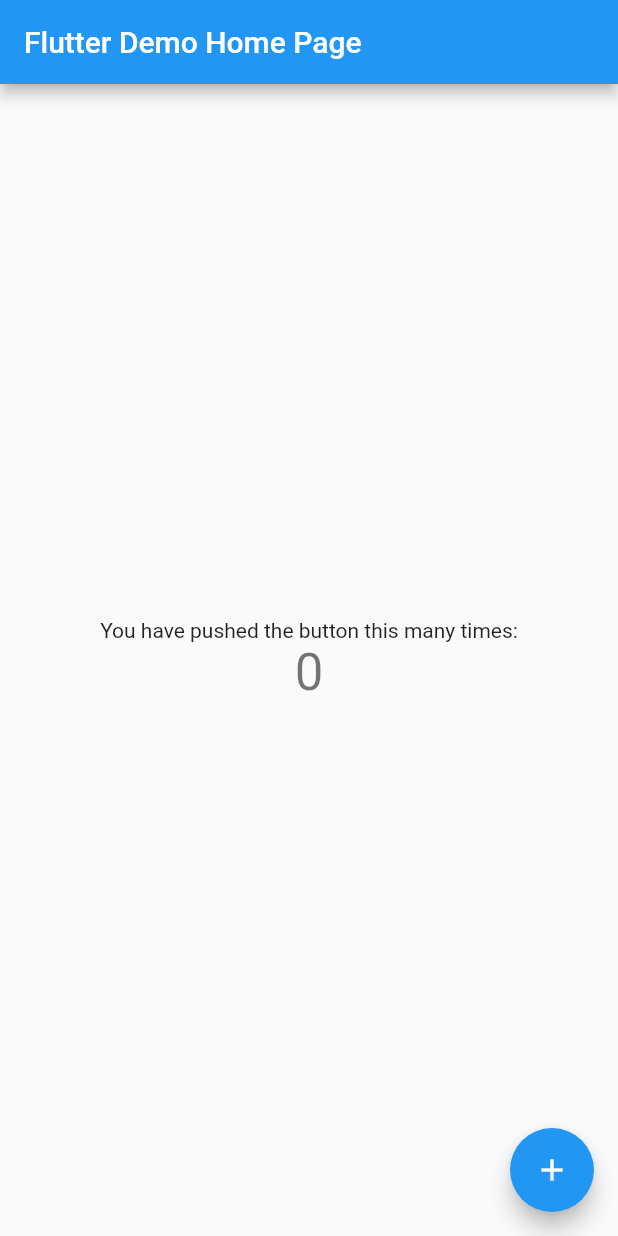
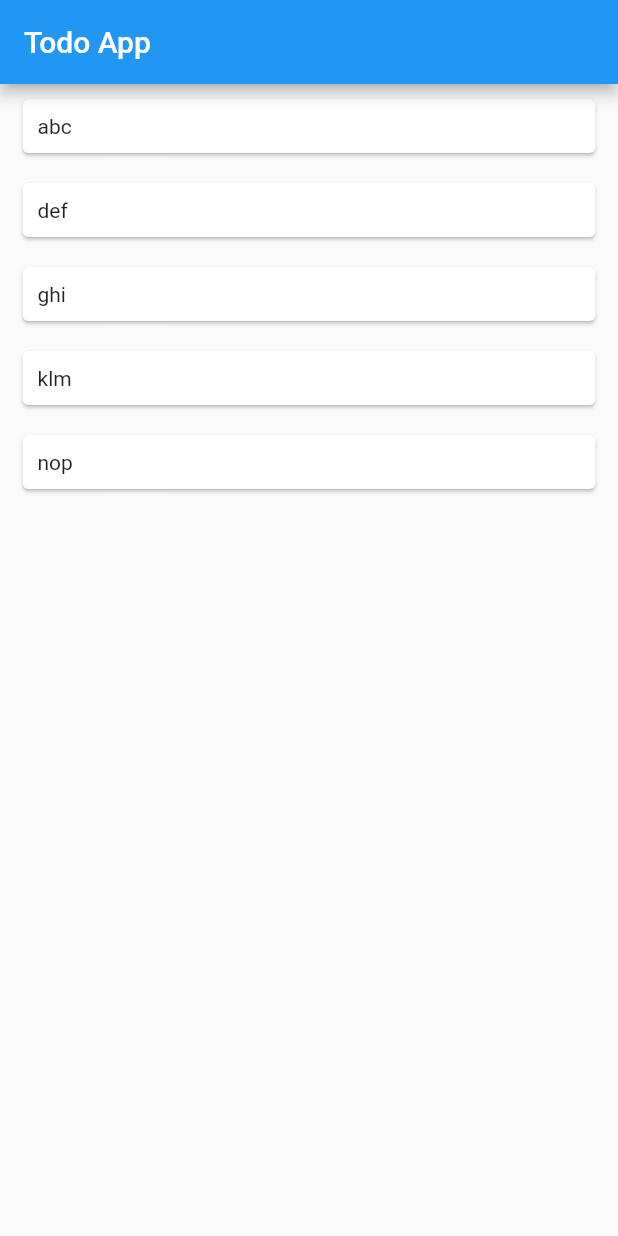
Before and after one commit to BezawitTesfaye/Todo, a Flutter app: the screen it shows after launch, on a phone screen of 412 x 824 dp. Run offline on Flutter 3.47's test engine with Material 2 defaults, Android fonts, the phone set to English and light mode, and no system bars.

Commit message:
changes commited

```diff
--- a/lib/main.dart
+++ b/lib/main.dart
@@ -11,105 +11,37 @@ class MyApp extends StatelessWidget {
   @override
   Widget build(BuildContext context) {
     return MaterialApp(
-      title: 'Flutter Demo',
+      title: 'Todo App',
       theme: ThemeData(
-        // This is the theme of your application.
-        //
-        // Try running your application with "flutter run". You'll see the
-        // application has a blue toolbar. Then, without quitting the app, try
-        // changing the primarySwatch below to Colors.green and then invoke
-        // "hot reload" (press "r" in the console where you ran "flutter run",
-        // or simply save your changes to "hot reload" in a Flutter IDE).
-        // Notice that the counter didn't reset back to zero; the application
-        // is not restarted.
         primarySwatch: Colors.blue,
       ),
-      home: const MyHomePage(title: 'Flutter Demo Home Page'),
+      home: Todo(),
     );
   }
 }
 
-class MyHomePage extends StatefulWidget {
-  const MyHomePage({Key? key, required this.title}) : super(key: key);
-
-  // This widget is the home page of your application. It is stateful, meaning
-  // that it has a State object (defined below) that contains fields that affect
-  // how it looks.
-
-  // This class is the configuration for the state. It holds the values (in this
-  // case the title) provided by the parent (in this case the App widget) and
-  // used by the build method of the State. Fields in a Widget subclass are
-  // always marked "final".
-
-  final String title;
-
-  @override
-  State<MyHomePage> createState() => _MyHomePageState();
-}
-
-class _MyHomePageState extends State<MyHomePage> {
-  int _counter = 0;
-
-  void _incrementCounter() {
-    setState(() {
-      // This call to setState tells the Flutter framework that something has
-      // changed in this State, which causes it to rerun the build method below
-      // so that the display can reflect the updated values. If we changed
-      // _counter without calling setState(), then the build method would not be
-      // called again, and so nothing would appear to happen.
-      _counter++;
-    });
-  }
+class Todo extends StatelessWidget {
+  Todo({Key? key}) : super(key: key);
+   List<String> items=["abc", "def", "ghi", "klm", "nop"];
 
   @override
   Widget build(BuildContext context) {
-    // This method is rerun every time setState is called, for instance as done
-    // by the _incrementCounter method above.
-    //
-    // The Flutter framework has been optimized to make rerunning build methods
-    // fast, so that you can just rebuild anything that needs updating rather
-    // than having to individually change instances of widgets.
     return Scaffold(
       appBar: AppBar(
-        // Here we take the value from the MyHomePage object that was created by
-        // the App.build method, and use it to set our appbar title.
-        title: Text(widget.title),
+        title: const Text('Todo App'),
       ),
-      body: Center(
-        // Center is a layout widget. It takes a single child and positions it
-        // in the middle of the parent.
-        child: Column(
-          // Column is also a layout widget. It takes a list of children and
-          // arranges them vertically. By default, it sizes itself to fit its
-          // children horizontally, and tries to be as tall as its parent.
-          //
-          // Invoke "debug painting" (press "p" in the console, choose the
-          // "Toggle Debug Paint" action from the Flutter Inspector in Android
-          // Studio, or the "Toggle Debug Paint" command in Visual Studio Code)
-          // to see the wireframe for each widget.
-          //
-          // Column has various properties to control how it sizes itself and
-          // how it positions its children. Here we use mainAxisAlignment to
-          // center the children vertically; the main axis here is the vertical
-          // axis because Columns are vertical (the cross axis would be
-          // horizontal).
-          mainAxisAlignment: MainAxisAlignment.center,
-          children: <Widget>[
-            const Text(
-              'You have pushed the button this many times:',
-            ),
-            Text(
-              '$_counter',
-              style: Theme.of(context).textTheme.headline4,
-            ),
-          ],
-        ),
+      body: ListView.builder(
+        itemBuilder: (context, index) {
+          return Card(
+            key: ValueKey(items[index]),
+            margin: const EdgeInsets.symmetric(vertical: 10, horizontal: 15),
+            child: Padding(
+                padding: const EdgeInsets.all(10),
+                child: Text(items[index])),
+          );
+        },
+        itemCount: items.length,
       ),
-      floatingActionButton: FloatingActionButton(
-        onPressed: _incrementCounter,
-        tooltip: 'Increment',
-        child: const Icon(Icons.add),
-      ), // This trailing comma makes auto-formatting nicer for build methods.
     );
   }
 }
```
